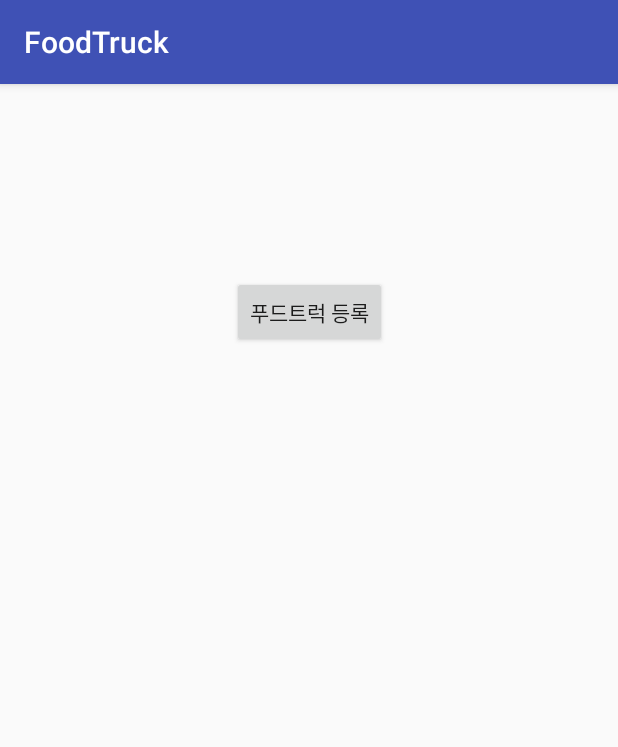
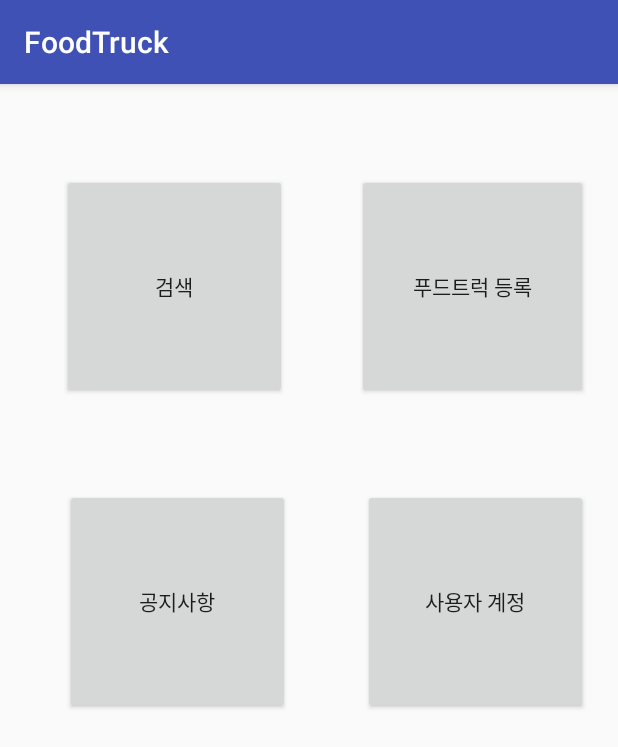
Before and after one commit to Haejoon0313/2017Fall_FoodTruck, an Android app: the MainActivity screen opened directly, with no data from a screen before it, on a phone screen of 412 x 824 dp. Shown: the top 747 px of the screen. Run offline under Robolectric (Android 15) with nearby library versions, the light colour scheme and no system bars.

Commit message:
main activity 버튼을 쪼개서 각 xml 제작 완료

```diff
--- a/FoodTruck/app/src/main/AndroidManifest.xml
+++ b/FoodTruck/app/src/main/AndroidManifest.xml
@@ -21,7 +21,10 @@
         <activity android:name=".RegisterActivity" />
         <activity android:name=".MainActivity" />
         <activity android:name=".FT_CreateActivity" />
-        <activity android:name=".FT_MenuModifyActivity"></activity>
+        <activity android:name=".FT_MenuModifyActivity" />
+        <activity android:name=".SearchActivity" />
+        <activity android:name=".NoticeActivity" />
+        <activity android:name=".SettingActivity"></activity>
     </application>
 
 </manifest>
--- a/FoodTruck/app/src/main/java/com/example/john/foodtruck/MainActivity.java
+++ b/FoodTruck/app/src/main/java/com/example/john/foodtruck/MainActivity.java
@@ -13,7 +13,18 @@ public class MainActivity extends AppCompatActivity {
         super.onCreate(savedInstanceState);
         setContentView(R.layout.activity_main);
 
+        Button searchButton = (Button) findViewById(R.id.searchButton);
         Button FTButton = (Button) findViewById(R.id.FT_create);
+        Button noticeButton = (Button) findViewById(R.id.noticeButton);
+        Button settingButton = (Button) findViewById(R.id.settingButton);
+
+        searchButton.setOnClickListener(new View.OnClickListener(){
+            @Override
+            public void onClick(View view) {
+                Intent searchIntent = new Intent(MainActivity.this, SearchActivity.class);
+                MainActivity.this.startActivity(searchIntent);
+            }
+        });
 
         FTButton.setOnClickListener(new View.OnClickListener(){
             @Override
@@ -22,5 +33,21 @@ public class MainActivity extends AppCompatActivity {
                 MainActivity.this.startActivity(FTcreateIntent);
             }
         });
+
+        noticeButton.setOnClickListener(new View.OnClickListener(){
+            @Override
+            public void onClick(View view) {
+                Intent noticeIntent = new Intent(MainActivity.this, NoticeActivity.class);
+                MainActivity.this.startActivity(noticeIntent);
+            }
+        });
+
+        settingButton.setOnClickListener(new View.OnClickListener(){
+            @Override
+            public void onClick(View view) {
+                Intent settingIntent = new Intent(MainActivity.this, SettingActivity.class);
+                MainActivity.this.startActivity(settingIntent);
+            }
+        });
     }
 }
--- a/FoodTruck/app/src/main/res/layout/activity_main.xml
+++ b/FoodTruck/app/src/main/res/layout/activity_main.xml
@@ -7,14 +7,48 @@
     tools:context="com.example.john.foodtruck.MainActivity">
 
     <Button
+        android:id="@+id/searchButton"
+        android:layout_width="150dp"
+        android:layout_height="150dp"
+        android:layout_marginEnd="8dp"
+        android:layout_marginStart="16dp"
+        android:layout_marginTop="60dp"
+        android:text="검색"
+        app:layout_constraintEnd_toStartOf="@+id/FT_create"
+        app:layout_constraintHorizontal_bias="0.4"
+        app:layout_constraintStart_toStartOf="parent"
+        app:layout_constraintTop_toTopOf="parent" />
+
+    <Button
         android:id="@+id/FT_create"
-        android:layout_width="wrap_content"
-        android:layout_height="wrap_content"
-        android:layout_marginEnd="8dp"
-        android:layout_marginStart="8dp"
-        android:layout_marginTop="128dp"
+        android:layout_width="154dp"
+        android:layout_height="150dp"
+        android:layout_marginEnd="20dp"
+        android:layout_marginTop="60dp"
         android:text="푸드트럭 등록"
         app:layout_constraintEnd_toEndOf="parent"
+        app:layout_constraintTop_toTopOf="parent" />
+
+    <Button
+        android:id="@+id/noticeButton"
+        android:layout_width="150dp"
+        android:layout_height="150dp"
+        android:layout_marginEnd="8dp"
+        android:layout_marginStart="16dp"
+        android:layout_marginTop="60dp"
+        android:text="공지사항"
+        app:layout_constraintEnd_toStartOf="@+id/settingButton"
+        app:layout_constraintHorizontal_bias="0.4"
         app:layout_constraintStart_toStartOf="parent"
-        app:layout_constraintTop_toTopOf="parent" />
+        app:layout_constraintTop_toBottomOf="@+id/searchButton" />
+
+    <Button
+        android:id="@+id/settingButton"
+        android:layout_width="150dp"
+        android:layout_height="150dp"
+        android:layout_marginEnd="20dp"
+        android:layout_marginTop="60dp"
+        android:text="사용자 계정"
+        app:layout_constraintEnd_toEndOf="parent"
+        app:layout_constraintTop_toBottomOf="@+id/FT_create" />
 </android.support.constraint.ConstraintLayout>
```
Also changed, not shown: FoodTruck/app/src/main/java/com/example/john/foodtruck/FT_CreateActivity.java (+5 -5 lines), FoodTruck/app/src/main/java/com/example/john/foodtruck/NoticeActivity.java (added, +13 -0 lines), FoodTruck/app/src/main/java/com/example/john/foodtruck/SearchActivity.java (added, +13 -0 lines), FoodTruck/app/src/main/java/com/example/john/foodtruck/SettingActivity.java (added, +13 -0 lines), FoodTruck/app/src/main/res/layout/activity_notice.xml (added, +9 -0 lines), FoodTruck/app/src/main/res/layout/activity_search.xml (added, +9 -0 lines), FoodTruck/app/src/main/res/layout/activity_setting.xml (added, +9 -0 lines).
